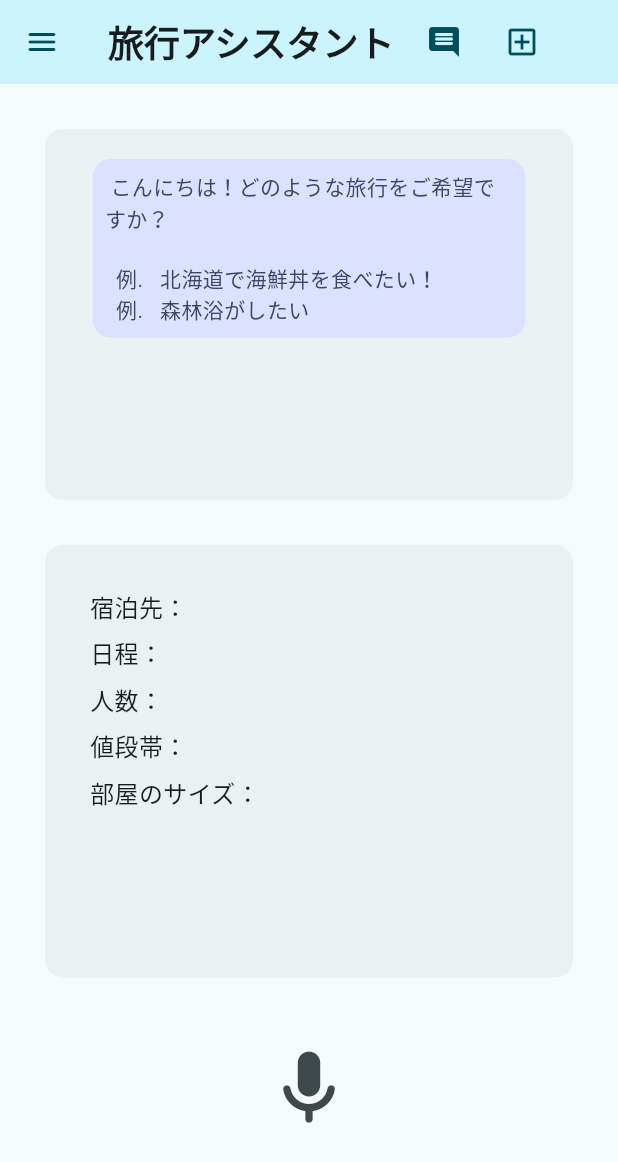
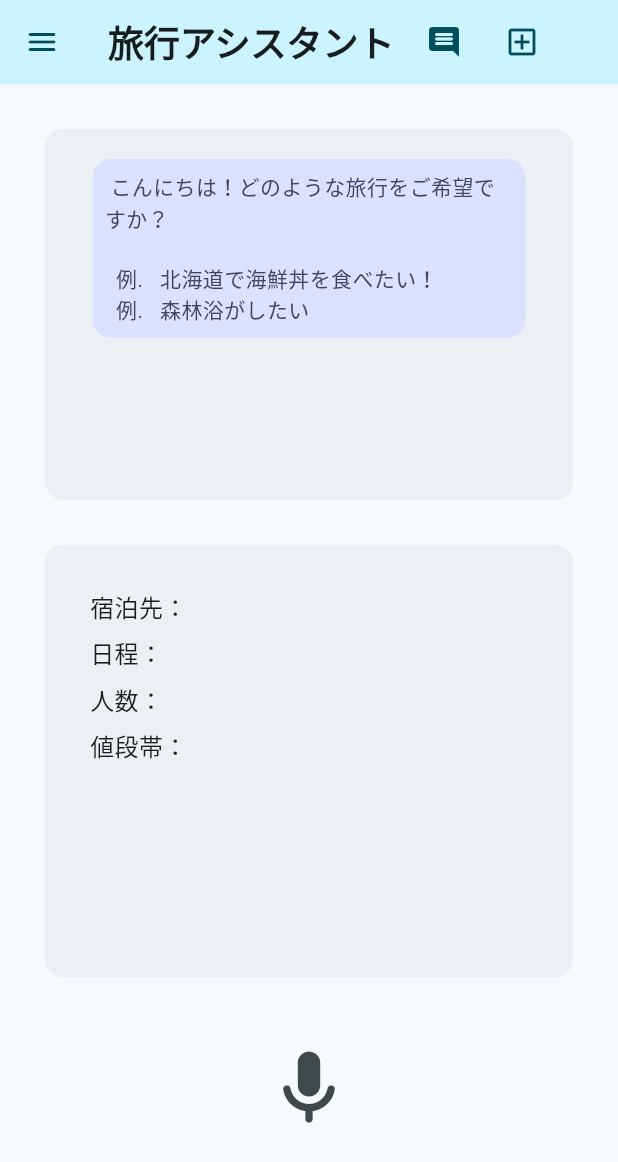
Before and after one commit to aidio-reserve/frontend, a Flutter app: the screen it shows after launch, on a phone screen of 412 x 824 dp. Shown: the top 1162 px of the screen. Run offline on Flutter 3.47's test engine with Material 3 defaults, Android fonts, the phone set to English and light mode, and no system bars; our stand-ins replace audioplayers, cloud_firestore, firebase_auth, firebase_core, flutter_chat_bubble, flutter_dotenv and 6 more; missing offline and left inert: webview_flutter_web; accounts and stored records are empty; network calls fail.

Commit message:
hotelOptionを実装

```diff
--- a/lib/ui/components/hotel_option_column.dart
+++ b/lib/ui/components/hotel_option_column.dart
@@ -40,9 +40,9 @@ class HotelOptionColumn extends ConsumerWidget {
                     color: Theme.of(context).colorScheme.onSurface),
               ),
         const SizedBox(height: 8),
-        hotelOption["adultNum"] != null
+        hotelOption["number_of_people"] != null
             ? Text(
-                "人数：${hotelOption["adultNum"]}",
+                "人数：${hotelOption["number_of_people"].toString()}人",
                 style: TextStyle(
                     fontSize: 16,
                     color: Theme.of(context).colorScheme.onSurface),
@@ -61,6 +61,20 @@ class HotelOptionColumn extends ConsumerWidget {
                     fontSize: 16,
                     color: Theme.of(context).colorScheme.onSurface),
               )
+            : hotelOption["minCharge"] != null
+                ? Text(
+                    "値段帯：${hotelOption["minCharge"]}円〜",
+                    style: TextStyle(
+                        fontSize: 16,
+                        color: Theme.of(context).colorScheme.onSurface),
+                  )
+                : hotelOption["maxCharge"] != null
+                    ? Text(
+                        "値段帯：〜${hotelOption["maxCharge"]}円",
+                        style: TextStyle(
+                            fontSize: 16,
+                            color: Theme.of(context).colorScheme.onSurface),
+                      )
                     : Text(
                         "値段帯：",
                         style: TextStyle(
@@ -68,20 +82,7 @@ class HotelOptionColumn extends ConsumerWidget {
                             color: Theme.of(context).colorScheme.onSurface),
                       ),
         const SizedBox(height: 8),
-        hotelOption["roomNum"] != null
-            ? Text(
-                "部屋のサイズ：${hotelOption["roomNum"]}部屋", // TODO 部屋のサイズをBEから取得する
-                style: TextStyle(
-                    fontSize: 16,
-                    color: Theme.of(context).colorScheme.onSurface),
-              )
-            : Text(
-                "部屋のサイズ：",
-                style: TextStyle(
-                    fontSize: 16,
-                    color: Theme.of(context).colorScheme.onSurface),
-              ),
-        const SizedBox(height: 8),
+        //TODO 部屋のサイズ、ベッドサイズを後々取得し、追加
       ],
     );
   }
```
Lines whose indentation alone changed are shown as unchanged.
